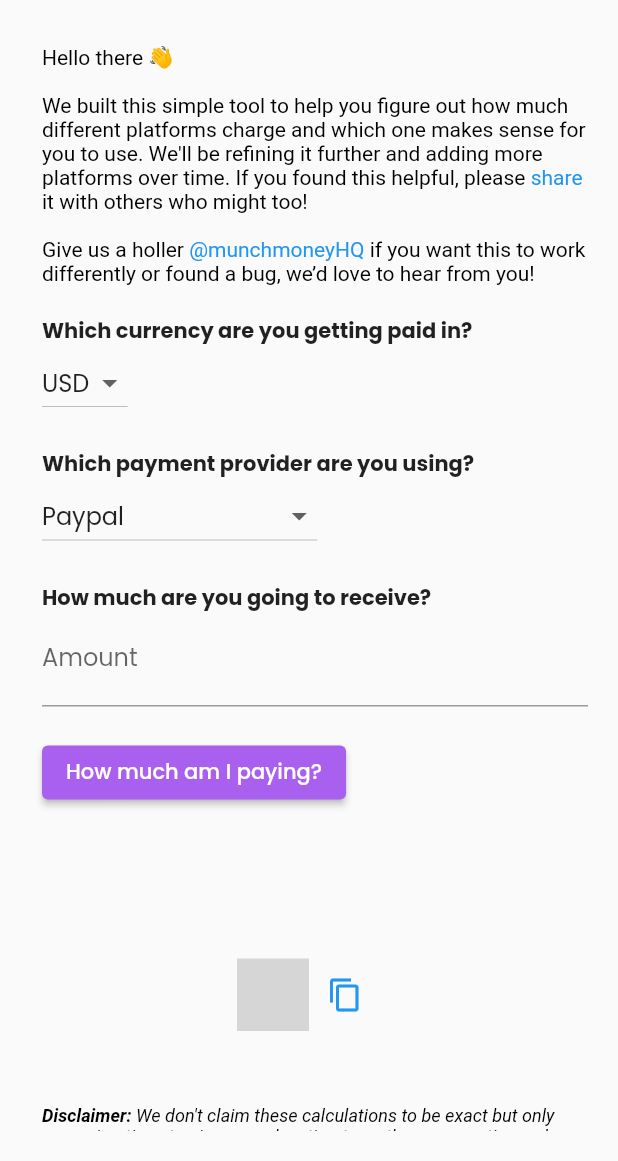
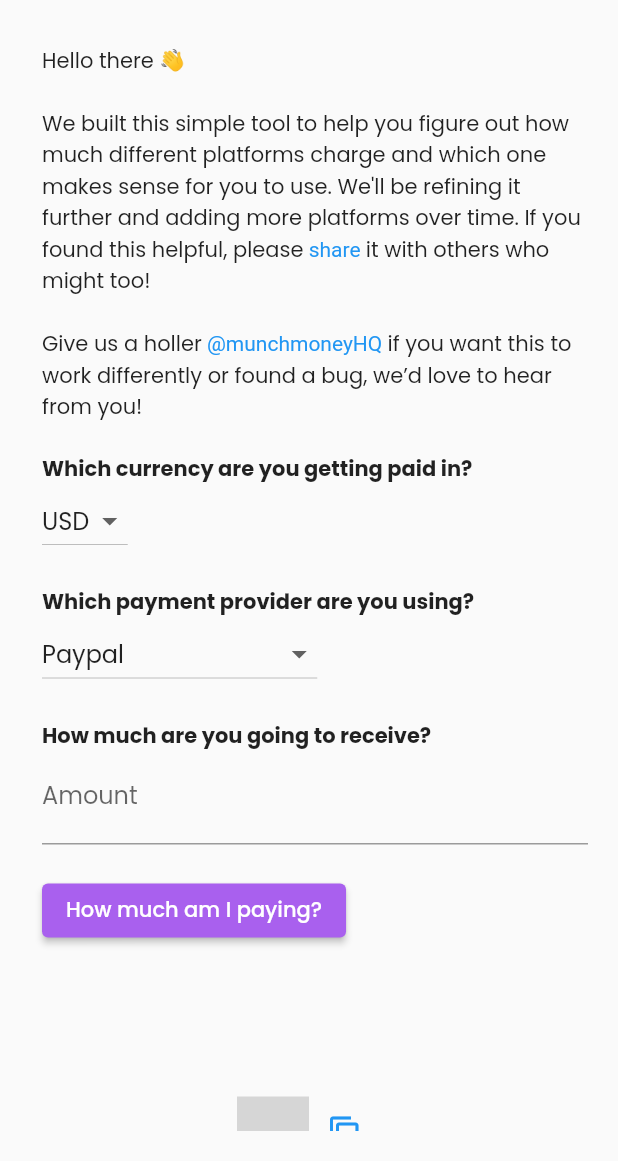
Before and after one commit to munch-money/drops, a Flutter app: the screen it shows after launch, on a phone screen of 412 x 824 dp, the part 75-1236 px from its top. Run offline on Flutter 3.47's test engine with Material 2 defaults, Android fonts, the phone set to English and light mode, and no system bars; our stand-ins replace flutter_svg, google_fonts; missing offline and left inert: mixpanel_analytics, share_everywhere; grey boxes are pictures that could not be loaded.

Commit message:
Fixed font color issue on mobile

```diff
--- a/lib/main.dart
+++ b/lib/main.dart
@@ -1,4 +1,4 @@
-import 'package:currency_converter/gen/assets.gen.dart';
+import '../gen/assets.gen.dart';
 import 'package:flutter/gestures.dart';
 import 'package:flutter/material.dart';
 import 'package:mixpanel_analytics/mixpanel_analytics.dart';
@@ -31,13 +31,14 @@ class MyApp extends StatelessWidget {
               ),
             ),
           ),
-          primaryTextTheme: TextTheme(
-            bodyText2: TextStyle(),
-            bodyText1: TextStyle(),
-          ).apply(
-            bodyColor: Colors.black,
-            displayColor: Colors.black,
-          )),
+          // primaryTextTheme: TextTheme(
+          //   bodyText2: TextStyle(),
+          //   bodyText1: TextStyle(),
+          // ).apply(
+          //   bodyColor: Colors.black,
+          //   displayColor: Colors.black,
+          // ),
+          ),
       home: MyHomePage(title: 'Conversion fee calculator'),
     );
   }
@@ -130,13 +131,13 @@ class _MyHomePageState extends State<MyHomePage> {
                             Padding(
                               padding: const EdgeInsets.only(
                                   bottom: 20.0, left: 8.0),
-                              child: RichText(
-                                text: TextSpan(
+                              child: Text.rich(
+                                TextSpan(
 
                                     text: 'Hello there 👋',
-                                    style: TextStyle(
-                                      color: Colors.black,
-                                    ),
+                                    // style: TextStyle(
+                                    //   color: Colors.black,
+                                    // ),
                                     children: <TextSpan>[
                                       TextSpan(
                                           text:
@@ -303,8 +304,8 @@ class _MyHomePageState extends State<MyHomePage> {
                                 padding: const EdgeInsets.only(
                                     left: 8.0, bottom: 20.0),
                                 child: Container(
-                                  child: RichText(
-                                    text: TextSpan(
+                                  child: Text.rich(
+                                    TextSpan(
                                       text: '${backend.paymentGateway} charges',
                                       style: TextStyle(
                                         color: Colors.black,
@@ -407,8 +408,8 @@ class _MyHomePageState extends State<MyHomePage> {
                             Padding(
                               padding:
                                   const EdgeInsets.only(top: 50.0, left: 8.0),
-                              child: RichText(
-                                text: TextSpan(
+                              child: Text.rich(
+                                TextSpan(
                                   text: 'Disclaimer:',
                                   style: TextStyle(
                                     fontWeight: FontWeight.bold,
--- a/pubspec.yaml
+++ b/pubspec.yaml
@@ -1,5 +1,5 @@
-name: currency_converter
-description: A new Flutter project.
+name: conversion_fee
+description: An easy way to calculate conversion fees when receiving international payments.
 
 # The following line prevents the package from being accidentally published to
 # pub.dev using `pub publish`. This is preferred for private packages.
```
Also changed, not shown: 2 other files.
